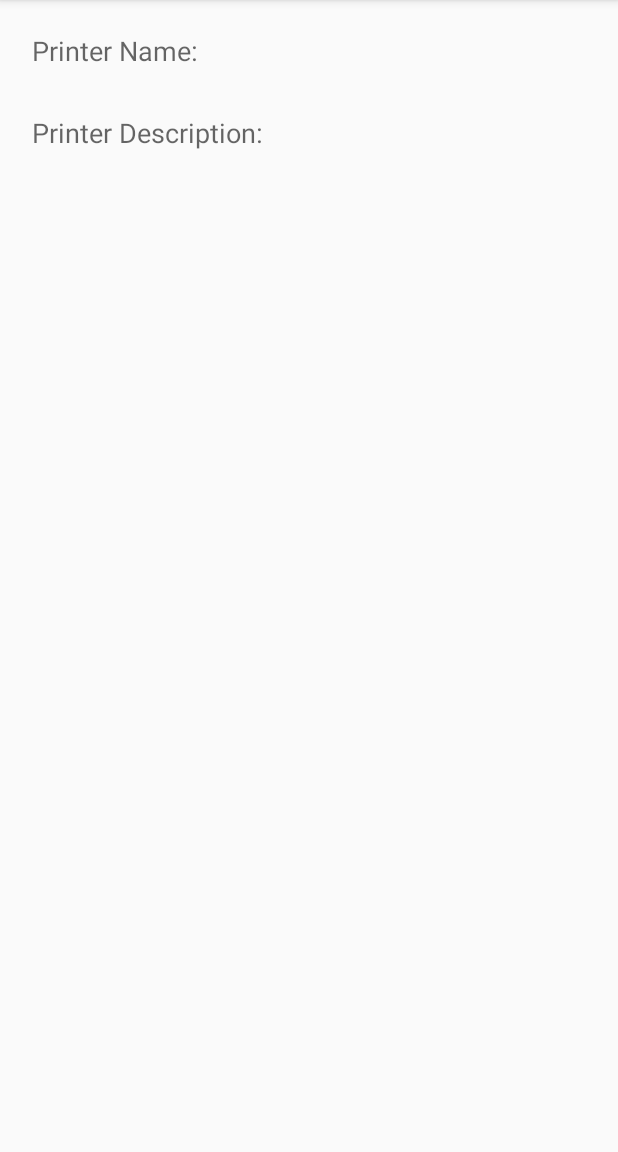
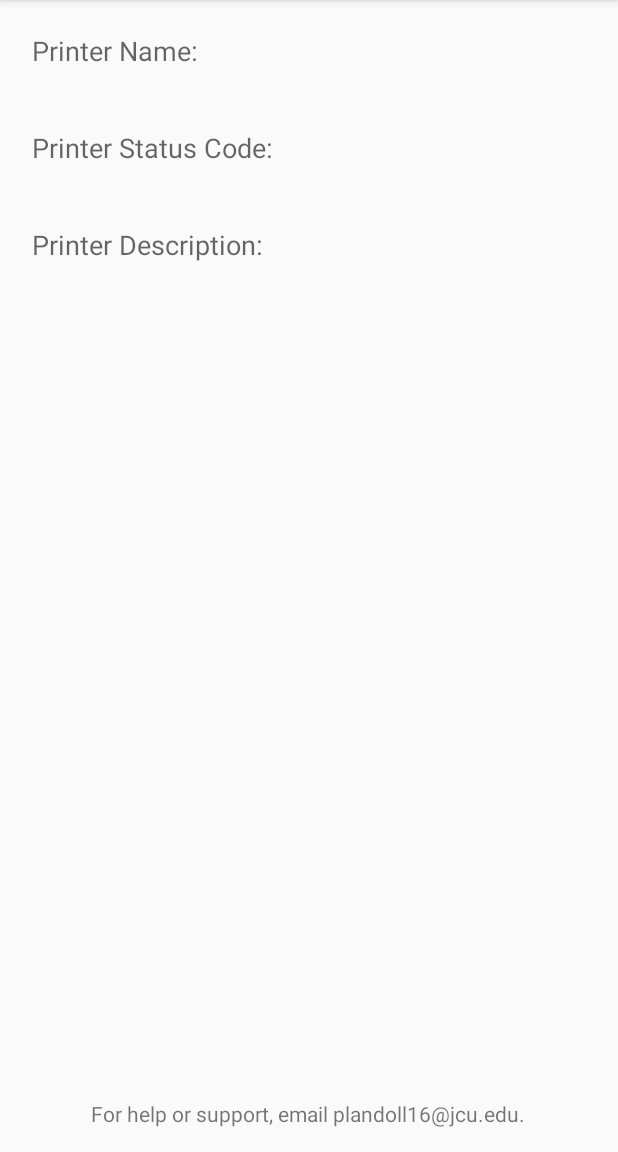
Before and after one commit to pwlandoll/PrinterLocatorApp, an Android app: the DisplayPrinterActivity screen opened directly, with no data from a screen before it, on a phone screen of 412 x 824 dp, the part 84-1236 px from its top. Run offline under Robolectric (Android 15) with nearby library versions, the phone set to English and light mode, and no system bars.

Commit message:
Actually renamed things? Also added some broken code for status code

```diff
--- a/app/src/main/AndroidManifest.xml
+++ b/app/src/main/AndroidManifest.xml
@@ -19,7 +19,7 @@
                 <category android:name="android.intent.category.LAUNCHER" />
             </intent-filter>
         </activity>
-        <activity android:name=".ListPrinterActivity" />
+        <activity android:name=".ListAllPrintersActivity" />
         <activity android:name=".FindNearestPrinterActivity" />
         <activity android:name=".DisplayPrinterActivity"></activity>
     </application>
--- a/app/src/main/java/edu/jcu/plandoll16/printerlocator/DisplayPrinterActivity.java
+++ b/app/src/main/java/edu/jcu/plandoll16/printerlocator/DisplayPrinterActivity.java
@@ -7,7 +7,7 @@ import android.util.Log;
 import android.widget.TextView;
 
 public class DisplayPrinterActivity extends AppCompatActivity {
-    private TextView printerNameTextView, printerDesTextView;
+    private TextView printerNameTextView, printerStatusCodeTextView, printerDesTextView;
 
     @Override
     protected void onCreate(Bundle savedInstanceState) {
@@ -15,11 +15,13 @@ public class DisplayPrinterActivity extends AppCompatActivity {
         setContentView(R.layout.activity_display_printer);
 
         printerNameTextView = (TextView)findViewById(R.id.printerNameTextView);
+        printerStatusCodeTextView = (TextView)findViewById(R.id.printerStatusCodeTextView);
         printerDesTextView = (TextView)findViewById(R.id.printerDesTextView);
 
         Intent mIntent = this.getIntent();
         try {
             printerNameTextView.setText(mIntent.getStringExtra("edu.jcu.plandoll16.PrinterLocator.printerName"));
+            printerStatusCodeTextView.setText(mIntent.getStringExtra("edu.jcu.plandoll16.PrinterLocator.printerStatusCode"));
             printerDesTextView.setText(mIntent.getStringExtra("edu.jcu.plandoll16.PrinterLocator.printerDes"));
         } catch (Exception ex) {
             Log.e("PROBLEM", ex.getMessage());
--- a/app/src/main/java/edu/jcu/plandoll16/printerlocator/FindNearestPrinterActivity.java
+++ b/app/src/main/java/edu/jcu/plandoll16/printerlocator/FindNearestPrinterActivity.java
@@ -80,7 +80,6 @@ public class FindNearestPrinterActivity extends AppCompatActivity implements Loc
         // Change top text since location is found, then proceed to calculate distances
         waitTextView.setText(R.string.found);
         // We only want available printers here, not all printers
-        // TODO: Fix issue where this line executes before mPrinterHelper can complete the handleCSVString method
         ArrayList<Printer> availablePrinters = mPrinterHelper.getAvailablePrinters();
         for (Printer p : availablePrinters) {
             p.setDistance(distance(location.getLatitude(), location.getLongitude(), p.getLocationLatitude(), p.getLocationLongitude()));
@@ -101,13 +100,14 @@ public class FindNearestPrinterActivity extends AppCompatActivity implements Loc
         // Closest printer is availablePrinters.get(smallestIndex)
         final Printer closestPrinter = availablePrinters.get(smallestIndex);
         LinearLayout mLayout = closestPrinter.getPrinterLayout(getBaseContext());
+        // Default text color isn't actually black?
         ((TextView)mLayout.getChildAt(0)).setTextColor(getResources().getColor(R.color.black));
         mLayout.getChildAt(1).setOnClickListener(new View.OnClickListener() {
             @Override
             public void onClick(View v) {
                 Intent mIntent = new Intent(getApplicationContext(), DisplayPrinterActivity.class);
                 mIntent.putExtra("edu.jcu.plandoll16.PrinterLocator.printerName", closestPrinter.getName());
-                // TODO: add status code
+                mIntent.putExtra("edu.jcu.plandoll16.PrinterLocator.printerStatusCode", closestPrinter.getStatusCode().toString());
                 mIntent.putExtra("edu.jcu.plandoll16.PrinterLocator.printerDescription", closestPrinter.getDescription());
                 startActivity(mIntent);
             }
--- a/app/src/main/java/edu/jcu/plandoll16/printerlocator/ListPrinterActivity.java
+++ b/app/src/main/java/edu/jcu/plandoll16/printerlocator/ListAllPrintersActivity.java
@@ -15,7 +15,7 @@ import java.util.ArrayList;
  * @version 0.1
  * @since 2016-4-27
  */
-public class ListPrinterActivity extends AppCompatActivity {
+public class ListAllPrintersActivity extends AppCompatActivity {
     LinearLayout printerListLinearLayout;
     PrinterHelper mPrinterHelper;
 
@@ -39,7 +39,7 @@ public class ListPrinterActivity extends AppCompatActivity {
                 public void onClick(View v) {
                     Intent mIntent = new Intent(getApplicationContext(), DisplayPrinterActivity.class);
                     mIntent.putExtra("edu.jcu.plandoll16.PrinterLocator.printerName", mPrinter.getName());
-                    // TODO: add status code
+                    mIntent.putExtra("edu.jcu.plandoll16.PrinterLocator.printerStatusCode", mPrinter.getStatusCode().toString());
                     mIntent.putExtra("edu.jcu.plandoll16.PrinterLocator.printerDescription", mPrinter.getDescription());
                     startActivity(mIntent);
                 }
--- a/app/src/main/java/edu/jcu/plandoll16/printerlocator/MainActivity.java
+++ b/app/src/main/java/edu/jcu/plandoll16/printerlocator/MainActivity.java
@@ -26,12 +26,12 @@ public class MainActivity extends AppCompatActivity {
     }
 
     /**
-     * Starts the ListPrinterActivity activity.
+     * Starts the ListAllPrintersActivity activity.
      *
      * @param view necessary for being an onClick method.
      */
     public void listAllPrinters(View view) {
-        Intent mIntent = new Intent(view.getContext(), ListPrinterActivity.class);
+        Intent mIntent = new Intent(view.getContext(), ListAllPrintersActivity.class);
         startActivity(mIntent);
     }
 
--- a/app/src/main/java/edu/jcu/plandoll16/printerlocator/PrinterHelper.java
+++ b/app/src/main/java/edu/jcu/plandoll16/printerlocator/PrinterHelper.java
@@ -64,7 +64,7 @@ public class PrinterHelper {
             // if the printer with name printerInfoArray[0] is in the list populated by the
             //  database, then update that printer with status code printerInfoArray[2]
             p = new Printer(printerInfoArray[0]);
-            p.setStatusCode(0);
+            p.setStatusCode(Integer.parseInt(printerInfoArray[2]));
             printerArrayList.add(new Printer(printerInfoArray[0]));
         }
         // TODO: sort printerArrayList before display?
--- a/app/src/main/res/layout/activity_display_printer.xml
+++ b/app/src/main/res/layout/activity_display_printer.xml
@@ -29,12 +29,28 @@
             android:layout_width="wrap_content"
             android:layout_height="wrap_content"
             android:id="@+id/printerNameTextView"
-            android:layout_column="1"
-            android:text="TEST PRINTER NAME" />
+            android:layout_column="1" />
 
         <Space
             android:layout_width="match_parent"
-            android:layout_height="wrap_content" />
+            android:layout_height="10dp" />
+
+        <TextView
+            android:layout_width="wrap_content"
+            android:layout_height="wrap_content"
+            android:textAppearance="?android:attr/textAppearanceMedium"
+            android:text="@string/statusCode"
+            android:id="@+id/statusLabelTextView"
+            android:layout_margin="5dp" />
+
+        <TextView
+            android:layout_width="wrap_content"
+            android:layout_height="wrap_content"
+            android:id="@+id/printerStatusCodeTextView" />
+
+        <Space
+            android:layout_width="match_parent"
+            android:layout_height="10dp" />
 
         <TextView
             android:text="@string/printerDes"
@@ -49,7 +65,14 @@
             android:layout_width="wrap_content"
             android:layout_height="wrap_content"
             android:id="@+id/printerDesTextView"
-            android:layout_column="1"
-            android:text="This is a test printer description.  This is a test printer description.  This is a test printer description. " />
+            android:layout_column="1" />
     </LinearLayout>
+
+    <TextView
+        android:layout_width="wrap_content"
+        android:layout_height="wrap_content"
+        android:text="@string/help"
+        android:id="@+id/helpTextView"
+        android:layout_alignParentBottom="true"
+        android:layout_centerHorizontal="true" />
 </RelativeLayout>
--- a/app/src/main/res/values/strings.xml
+++ b/app/src/main/res/values/strings.xml
@@ -14,5 +14,6 @@
     <string name="none">No nearby printers found. Please check your Internet connection.</string>
     <string name="printerDes">Printer Description:</string>
     <string name="printerName">Printer Name:</string>
+    <string name="statusCode">Printer Status Code:</string>
     <string name="wait">Waiting for location data…</string>
 </resources>
```
Also changed, not shown: app/src/main/java/edu/jcu/plandoll16/printerlocator/Printer.java (+4 -3 lines), app/src/main/res/layout/activity_list_all_printers.xml (+9 -1 lines).
